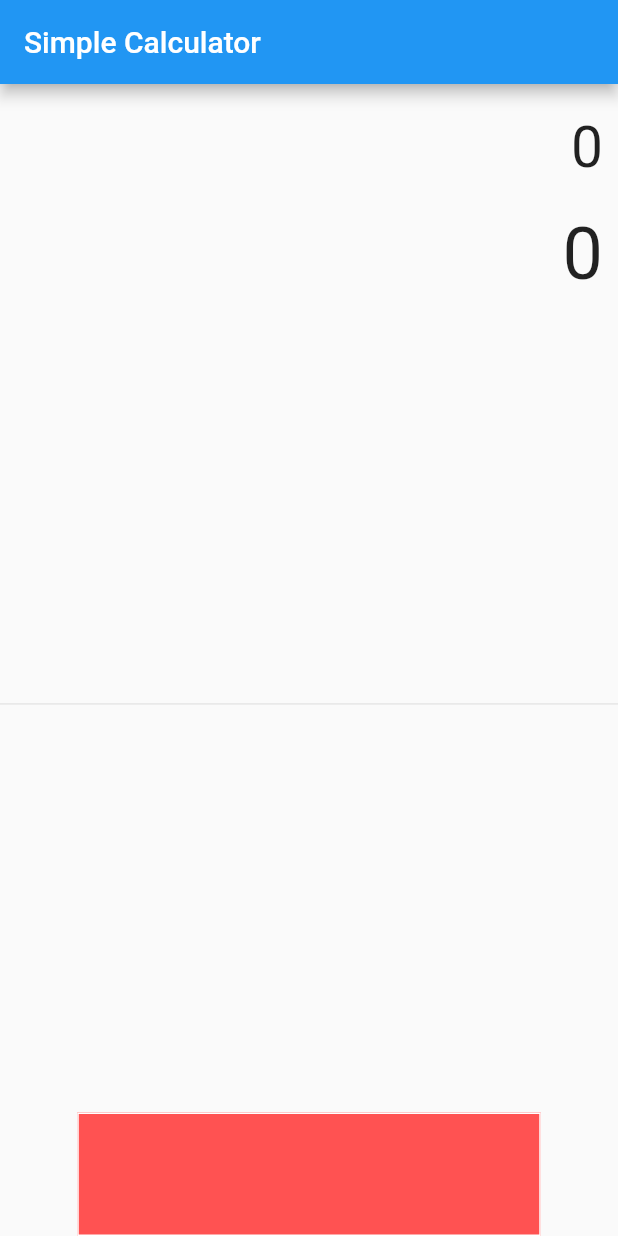
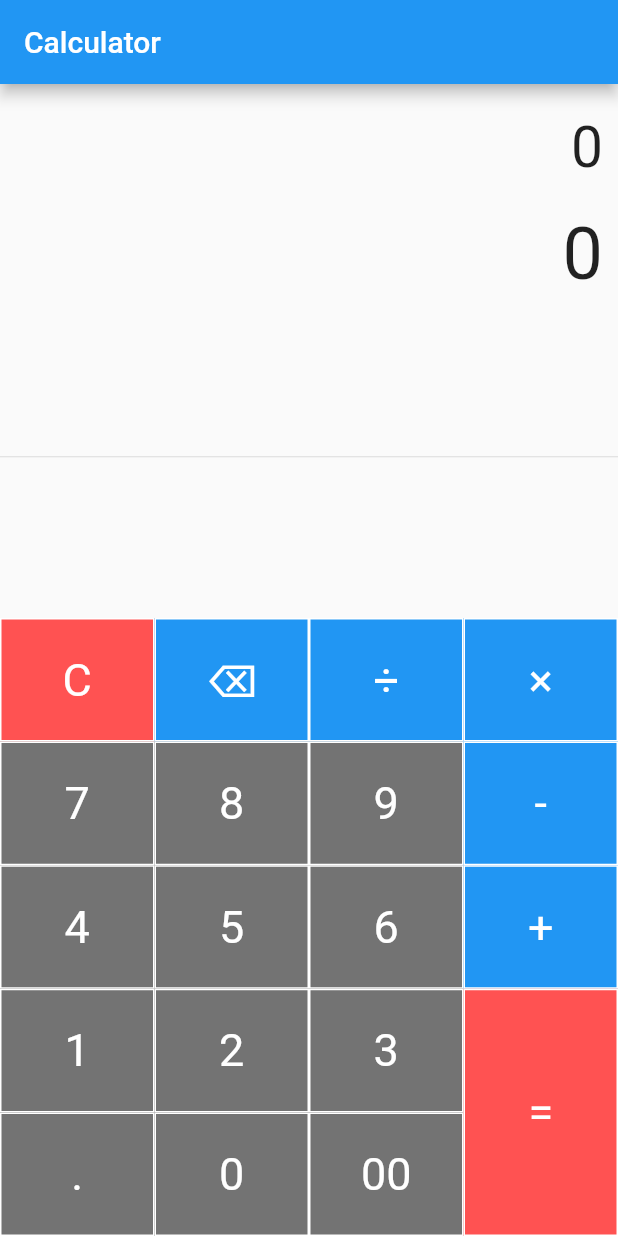
Before and after one commit to SasikaAththanayaka/simple_calculator_flutter, a Flutter app: the screen it shows after launch, on a phone screen of 412 x 824 dp. Run offline on Flutter 3.47's test engine with Material 2 defaults, Android fonts, the phone set to English and light mode, and no system bars; our stand-ins replace math_expressions.

Commit message:
all features were added

```diff
--- a/lib/main.dart
+++ b/lib/main.dart
@@ -1,4 +1,5 @@
 import 'package:flutter/material.dart';
+import 'package:math_expressions/math_expressions.dart';
 
 void main() {
   runApp(Calculator());
@@ -22,11 +23,83 @@ class SimpleCalculator extends StatefulWidget {
 }
 
 class _SimpleCalculatorState extends State<SimpleCalculator> {
+  String equation = "0";
+  String result = "0";
+  String expression = "";
+  double equationFontSize = 38.0;
+  double resultFontSize = 48.0;
+
+  buttonPress(String buttonText) {
+    setState(() {
+      if (buttonText == "C") {
+        equation = "0";
+        result = "0";
+        equationFontSize = 38.0;
+        resultFontSize = 48.0;
+      } else if (buttonText == "⌫") {
+        equationFontSize = 48.0;
+        resultFontSize = 38.0;
+        equation = equation.substring(0, equation.length - 1);
+        if (equation == "") {
+          equation = "0";
+        }
+      } else if (buttonText == "=") {
+        equationFontSize = 38.0;
+        resultFontSize = 48.0;
+
+        expression = equation;
+        expression = expression.replaceAll("×", "*");
+        expression = expression.replaceAll("÷", "/");
+
+        try {
+          Parser p = Parser();
+          Expression exp = p.parse(expression);
+
+          ContextModel cm = ContextModel();
+          result = '${exp.evaluate(EvaluationType.REAL, cm)}';
+        } catch (error) {
+          result = "error";
+        }
+      } else {
+        equationFontSize = 38.0;
+        resultFontSize = 48.0;
+        if (equation == "0") {
+          equation = buttonText;
+        } else {
+          equation = equation + buttonText;
+        }
+      }
+    });
+  }
+
+  Widget buildButton(
+      String buttonText, double buttonHeight, Color buttonColor) {
+    return Container(
+      height: MediaQuery.of(context).size.height * 0.1 * buttonHeight,
+      color: buttonColor,
+      child: FlatButton(
+          shape: RoundedRectangleBorder(
+              borderRadius: BorderRadius.circular(0.0),
+              side: BorderSide(
+                  color: Colors.white, width: 1, style: BorderStyle.solid)),
+          padding: EdgeInsets.all(16.0),
+          onPressed: () => buttonPress(buttonText),
+          child: Text(
+            buttonText,
+            style: TextStyle(
+              fontSize: 30.0,
+              fontWeight: FontWeight.normal,
+              color: Colors.white,
+            ),
+          )),
+    );
+  }
+
   @override
   Widget build(BuildContext context) {
     return Scaffold(
       appBar: AppBar(
-        title: Text("Simple Calculator"),
+        title: Text("Calculator"),
       ),
       body: Column(
         children: <Widget>[
@@ -34,16 +107,18 @@ class _SimpleCalculatorState extends State<SimpleCalculator> {
             alignment: Alignment.centerRight,
             padding: EdgeInsets.fromLTRB(10, 20, 10, 0),
             child: Text(
-              "0",
-              style: TextStyle(fontSize: 38.0),
+              equation,
+              style: TextStyle(fontSize: equationFontSize),
             ),
           ),
           Container(
             alignment: Alignment.centerRight,
             padding: EdgeInsets.fromLTRB(10, 20, 10, 0),
             child: Text(
-              "0",
-              style: TextStyle(fontSize: 48.0),
+              result,
+              style: TextStyle(
+                fontSize: resultFontSize,
+              ),
             ),
           ),
           Expanded(
@@ -57,21 +132,49 @@ class _SimpleCalculatorState extends State<SimpleCalculator> {
                 child: Table(
                   children: [
                     TableRow(children: [
-                      Container(
-                        height: MediaQuery.of(context).size.height * 0.1,
-                        color: Colors.redAccent,
-                        child: FlatButton(
-                            shape: RoundedRectangleBorder(
-                                borderRadius: BorderRadius.circular(0.0),
-                                side: BorderSide(
-                                    color: Colors.white,
-                                    width: 1,
-                                    style: BorderStyle.solid)),
-                            padding: EdgeInsets.all(16.0),
-                            onPressed: null,
-                            child: null),
-                      )
-                    ])
+                      buildButton("C", 1, Colors.redAccent),
+                      buildButton("⌫", 1, Colors.blue),
+                      buildButton("÷", 1, Colors.blue),
+                    ]),
+                    TableRow(children: [
+                      buildButton("7", 1, Colors.black54),
+                      buildButton("8", 1, Colors.black54),
+                      buildButton("9", 1, Colors.black54),
+                    ]),
+                    TableRow(children: [
+                      buildButton("4", 1, Colors.black54),
+                      buildButton("5", 1, Colors.black54),
+                      buildButton("6", 1, Colors.black54),
+                    ]),
+                    TableRow(children: [
+                      buildButton("1", 1, Colors.black54),
+                      buildButton("2", 1, Colors.black54),
+                      buildButton("3", 1, Colors.black54),
+                    ]),
+                    TableRow(children: [
+                      buildButton(".", 1, Colors.black54),
+                      buildButton("0", 1, Colors.black54),
+                      buildButton("00", 1, Colors.black54),
+                    ]),
+                  ],
+                ),
+              ),
+              Container(
+                width: MediaQuery.of(context).size.width * 0.25,
+                child: Table(
+                  children: [
+                    TableRow(children: [
+                      buildButton("×", 1, Colors.blue),
+                    ]),
+                    TableRow(children: [
+                      buildButton("-", 1, Colors.blue),
+                    ]),
+                    TableRow(children: [
+                      buildButton("+", 1, Colors.blue),
+                    ]),
+                    TableRow(children: [
+                      buildButton("=", 2, Colors.redAccent),
+                    ]),
                   ],
                 ),
               ),
--- a/pubspec.yaml
+++ b/pubspec.yaml
@@ -28,6 +28,7 @@ dependencies:
   # The following adds the Cupertino Icons font to your application.
   # Use with the CupertinoIcons class for iOS style icons.
   cupertino_icons: ^1.0.2
+  math_expressions: ^2.2.0
 
 dev_dependencies:
   flutter_test:
```
Also changed, not shown: pubspec.lock, 1 other file.
